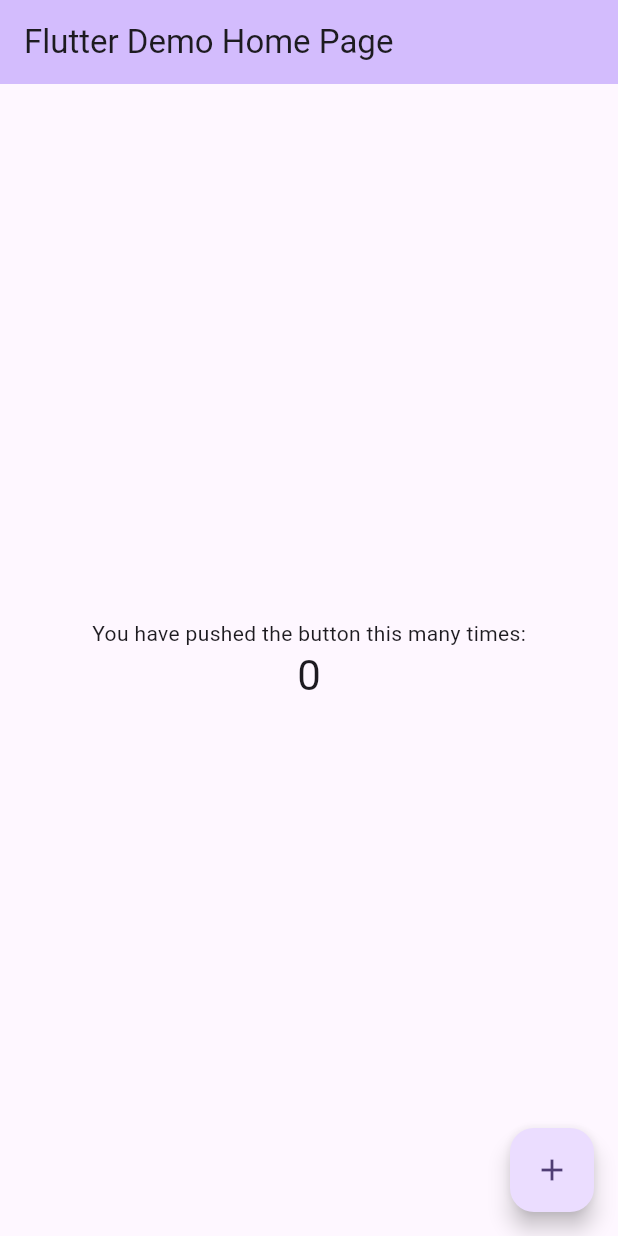
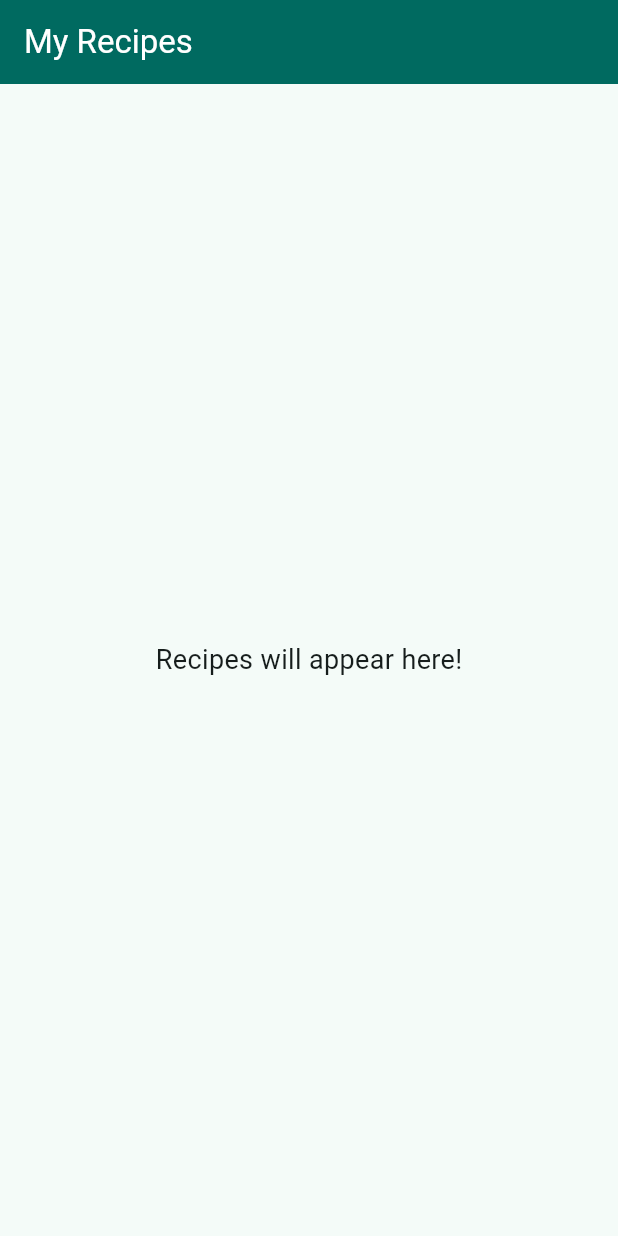
Before and after one commit to breeendon/recipe-app, a Flutter app: the screen it shows after launch, on a phone screen of 412 x 824 dp. Run offline on Flutter 3.47's test engine with Material 3 defaults, Android fonts, the phone set to English and light mode, and no system bars.

```diff
--- a/lib/main.dart
+++ b/lib/main.dart
@@ -1,4 +1,6 @@
 import 'package:flutter/material.dart';
+
+//jkjkjkjkjkjkjkjkjkjkjkjk
 
 void main() {
   runApp(const MyApp());
@@ -7,116 +9,35 @@ void main() {
 class MyApp extends StatelessWidget {
   const MyApp({super.key});
 
-  // This widget is the root of your application.
   @override
   Widget build(BuildContext context) {
     return MaterialApp(
-      title: 'Flutter Demo',
+      title: 'Recipe App',
       theme: ThemeData(
-        // This is the theme of your application.
-        //
-        // TRY THIS: Try running your application with "flutter run". You'll see
-        // the application has a purple toolbar. Then, without quitting the app,
-        // try changing the seedColor in the colorScheme below to Colors.green
-        // and then invoke "hot reload" (save your changes or press the "hot
-        // reload" button in a Flutter-supported IDE, or press "r" if you used
-        // the command line to start the app).
-        //
-        // Notice that the counter didn't reset back to zero; the application
-        // state is not lost during the reload. To reset the state, use hot
-        // restart instead.
-        //
-        // This works for code too, not just values: Most code changes can be
-        // tested with just a hot reload.
-        colorScheme: ColorScheme.fromSeed(seedColor: Colors.deepPurple),
+        colorScheme: ColorScheme.fromSeed(seedColor: Colors.teal),
+        useMaterial3: true,
       ),
-      home: const MyHomePage(title: 'Flutter Demo Home Page'),
+      home: const RecipeListScreen(),
     );
   }
 }
 
-class MyHomePage extends StatefulWidget {
-  const MyHomePage({super.key, required this.title});
-
-  // This widget is the home page of your application. It is stateful, meaning
-  // that it has a State object (defined below) that contains fields that affect
-  // how it looks.
-
-  // This class is the configuration for the state. It holds the values (in this
-  // case the title) provided by the parent (in this case the App widget) and
-  // used by the build method of the State. Fields in a Widget subclass are
-  // always marked "final".
-
-  final String title;
-
-  @override
-  State<MyHomePage> createState() => _MyHomePageState();
-}
-
-class _MyHomePageState extends State<MyHomePage> {
-  int _counter = 0;
-
-  void _incrementCounter() {
-    setState(() {
-      // This call to setState tells the Flutter framework that something has
-      // changed in this State, which causes it to rerun the build method below
-      // so that the display can reflect the updated values. If we changed
-      // _counter without calling setState(), then the build method would not be
-      // called again, and so nothing would appear to happen.
-      _counter++;
-    });
-  }
+class RecipeListScreen extends StatelessWidget {
+  const RecipeListScreen({super.key});
 
   @override
   Widget build(BuildContext context) {
-    // This method is rerun every time setState is called, for instance as done
-    // by the _incrementCounter method above.
-    //
-    // The Flutter framework has been optimized to make rerunning build methods
-    // fast, so that you can just rebuild anything that needs updating rather
-    // than having to individually change instances of widgets.
     return Scaffold(
       appBar: AppBar(
-        // TRY THIS: Try changing the color here to a specific color (to
-        // Colors.amber, perhaps?) and trigger a hot reload to see the AppBar
-        // change color while the other colors stay the same.
-        backgroundColor: Theme.of(context).colorScheme.inversePrimary,
-        // Here we take the value from the MyHomePage object that was created by
-        // the App.build method, and use it to set our appbar title.
-        title: Text(widget.title),
+        backgroundColor: Theme.of(context).colorScheme.primary,
+        title: const Text('My Recipes', style: TextStyle(color: Colors.white)),
       ),
-      body: Center(
-        // Center is a layout widget. It takes a single child and positions it
-        // in the middle of the parent.
-        child: Column(
-          // Column is also a layout widget. It takes a list of children and
-          // arranges them vertically. By default, it sizes itself to fit its
-          // children horizontally, and tries to be as tall as its parent.
-          //
-          // Column has various properties to control how it sizes itself and
-          // how it positions its children. Here we use mainAxisAlignment to
-          // center the children vertically; the main axis here is the vertical
-          // axis because Columns are vertical (the cross axis would be
-          // horizontal).
-          //
-          // TRY THIS: Invoke "debug painting" (choose the "Toggle Debug Paint"
-          // action in the IDE, or press "p" in the console), to see the
-          // wireframe for each widget.
-          mainAxisAlignment: MainAxisAlignment.center,
-          children: <Widget>[
-            const Text('You have pushed the button this many times:'),
-            Text(
-              '$_counter',
-              style: Theme.of(context).textTheme.headlineMedium,
-            ),
-          ],
+      body: const Center(
+        child: Text(
+          'Recipes will appear here!',
+          style: TextStyle(fontSize: 18),
         ),
       ),
-      floatingActionButton: FloatingActionButton(
-        onPressed: _incrementCounter,
-        tooltip: 'Increment',
-        child: const Icon(Icons.add),
-      ), // This trailing comma makes auto-formatting nicer for build methods.
     );
   }
 }
--- /dev/null
+++ b/lib/recipe.dart
@@ -0,0 +1,18 @@
+
+class Recipe {
+  final String id;
+  final String title;
+  final String imageUrl;
+  final List<String> ingredients;
+  final String instructions;
+  bool isFavorite;
+
+  Recipe({
+    required this.id,
+    required this.title,
+    required this.imageUrl,
+    required this.ingredients,
+    required this.instructions,
+    this.isFavorite = false,
+  });
+}
```
Also changed, not shown: lib/dummy_data.dart (added, +50 -0 lines).
